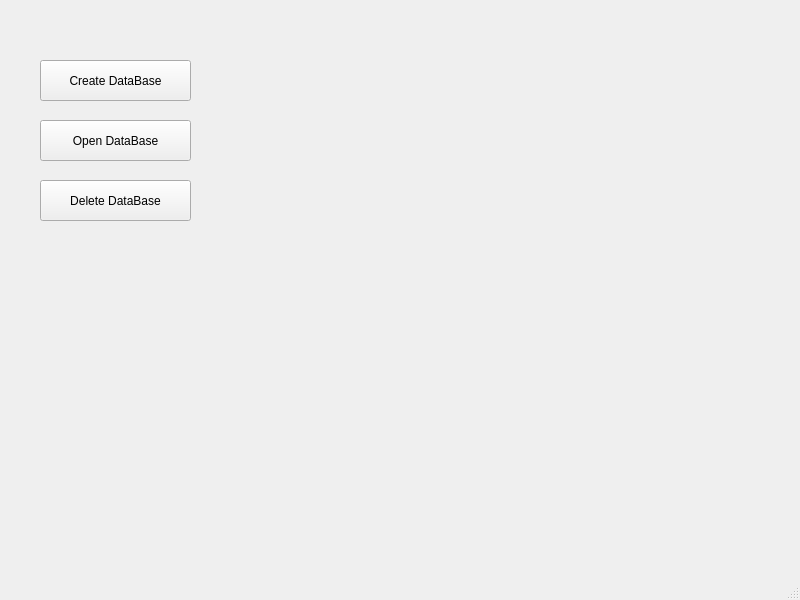
This is mainwindow.ui in temaantonov11/DataBase as Qt 5 draws it before an edit. The edited form follows.
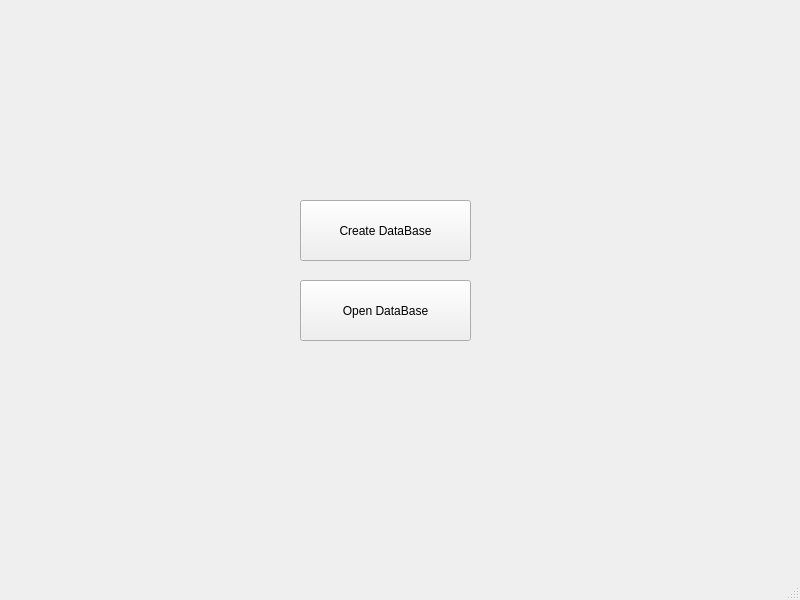
This is the edited form.

```diff
--- a/mainwindow.ui
+++ b/mainwindow.ui
@@ -17,10 +17,10 @@
    <widget class="QPushButton" name="CreateButton">
     <property name="geometry">
      <rect>
-      <x>40</x>
-      <y>60</y>
-      <width>151</width>
-      <height>41</height>
+      <x>300</x>
+      <y>200</y>
+      <width>171</width>
+      <height>61</height>
      </rect>
     </property>
     <property name="text">
@@ -30,29 +30,16 @@
    <widget class="QPushButton" name="openButton">
     <property name="geometry">
      <rect>
-      <x>40</x>
-      <y>120</y>
-      <width>151</width>
-      <height>41</height>
+      <x>300</x>
+      <y>280</y>
+      <width>171</width>
+      <height>61</height>
      </rect>
     </property>
     <property name="text">
      <string>Open DataBase</string>
     </property>
    </widget>
-   <widget class="QPushButton" name="pushButton_3">
-    <property name="geometry">
-     <rect>
-      <x>40</x>
-      <y>180</y>
-      <width>151</width>
-      <height>41</height>
-     </rect>
-    </property>
-    <property name="text">
-     <string>Delete DataBase</string>
-    </property>
-   </widget>
   </widget>
   <widget class="QMenuBar" name="menubar">
    <property name="geometry">
```
